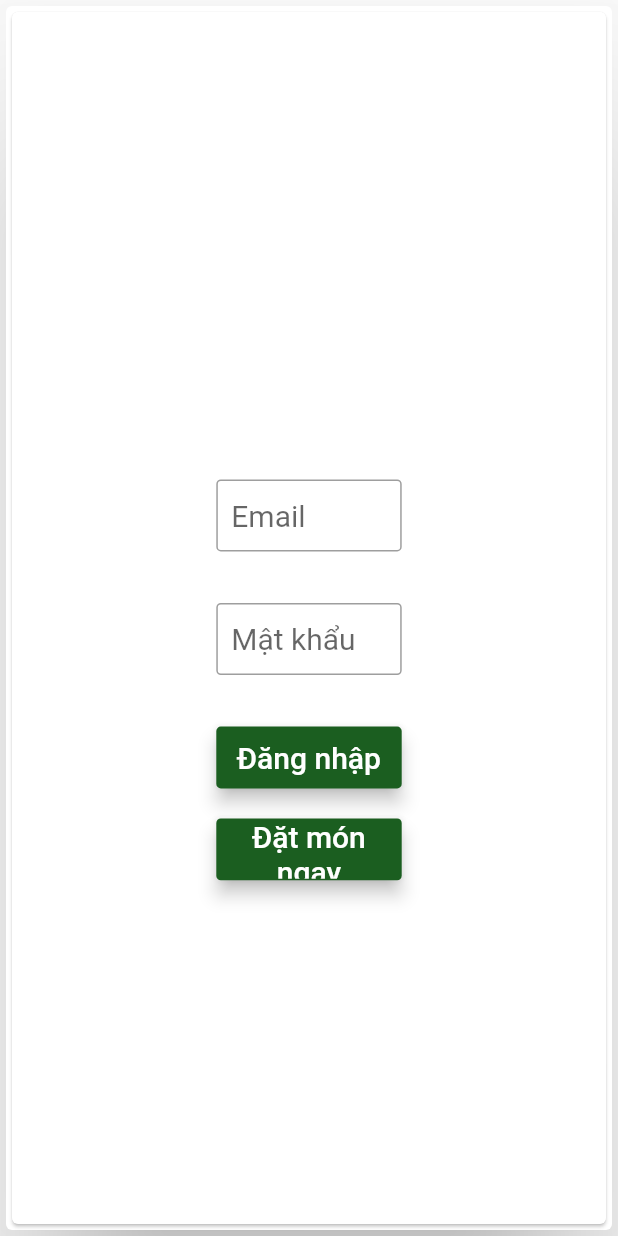
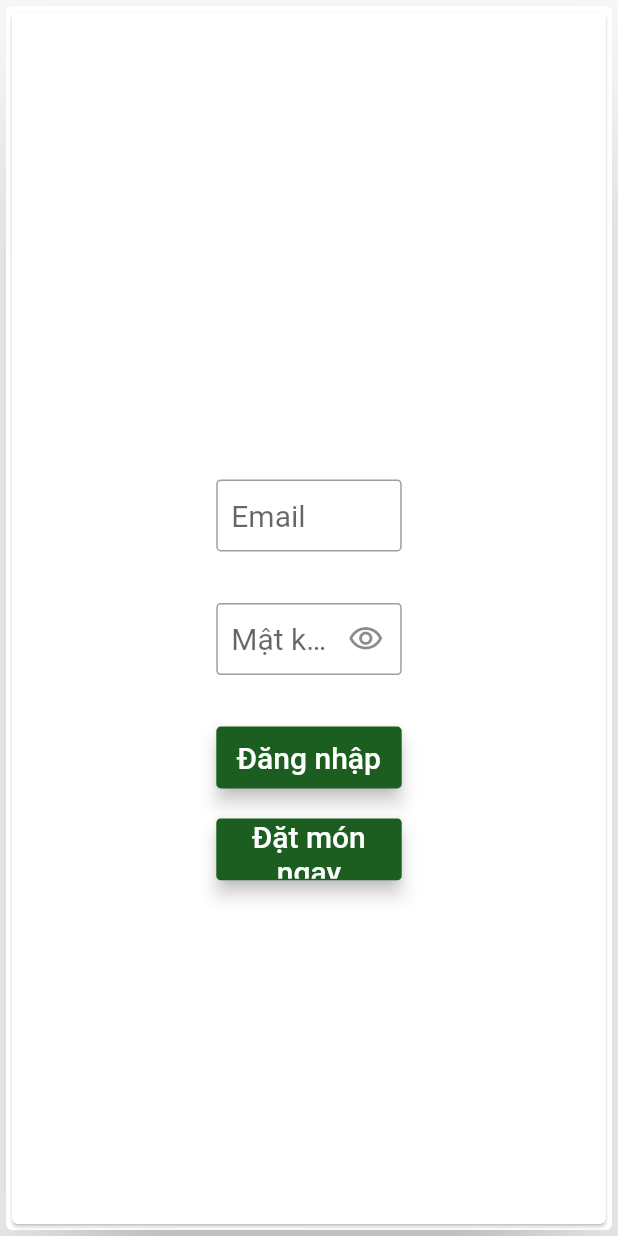
Before and after one commit to r4g3qu1t/cnpm211, a Flutter app: the screen it shows after launch, on a phone screen of 412 x 824 dp. Run offline on Flutter 3.47's test engine with Material 2 defaults, Android fonts, the phone set to English and light mode, and no system bars; missing offline and left inert: dart:html; Roboto replaces fonts that are missing (Montserrat).

Commit message:
try to fix -ms-reveal but ...

```diff
--- a/lib/login.dart
+++ b/lib/login.dart
@@ -1,37 +1,66 @@
+
 import 'package:flutter/material.dart';
 import 'order.dart';
 
 TextStyle style = const TextStyle(fontFamily: 'Montserrat', fontSize: 20.0);
-final emailController = TextEditingController();
-final passwordController = TextEditingController();
+
 bool authenticate() {
   //check emailController.text and passWordController.tẽt
   return true;
 }
 
-Widget loginScreen(BuildContext context) {
+class LoginScreen extends StatefulWidget {
+  const LoginScreen({Key? key}) : super(key: key);
+
+  @override
+  _LoginScreenState createState() => _LoginScreenState();
+}
+
+class _LoginScreenState extends State<LoginScreen> {
+  bool _isObscure = true;
+
+  @override
+  Widget build(BuildContext context) {
     final height = MediaQuery.of(context).size.height;
     final width = MediaQuery.of(context).size.width;
     double _height = height, _width = width;
+
     final emailField = TextField(
       obscureText: false,
       style: style,
-    controller: emailController,
       decoration: InputDecoration(
           contentPadding: const EdgeInsets.fromLTRB(10, 1, 2, 1),
           hintText: "Email",
           fillColor: Colors.green[900],
           border: OutlineInputBorder(borderRadius: BorderRadius.circular(3))),
     );
+
     final passwordField = TextField(
-    obscureText: true,
+      obscureText: _isObscure,
       style: style,
-    controller: passwordController,
       decoration: InputDecoration(
         contentPadding: const EdgeInsets.fromLTRB(10, 1, 2, 1),
         hintText: "Mật khẩu",
-        border: OutlineInputBorder(borderRadius: BorderRadius.circular(3))),
+        suffixIcon: IconButton(
+          icon: Icon(_isObscure
+              ? Icons.visibility_outlined
+              : Icons.visibility_off_outlined),
+          onPressed: () {
+            setState(
+              () {
+                _isObscure = !_isObscure;
+              },
             );
+          },
+        ),
+        border: OutlineInputBorder(
+          borderRadius: BorderRadius.circular(3),
+        ),
+      ),
+    );
+
+
+
     final loginButon = Material(
       elevation: 5.0,
       borderRadius: BorderRadius.circular(3),
@@ -49,6 +78,7 @@ Widget loginScreen(BuildContext context) {
             style: style.copyWith(color: Colors.white)),
       ),
     );
+
     final guestButton = Material(
       elevation: 5.0,
       borderRadius: BorderRadius.circular(3),
@@ -68,6 +98,7 @@ Widget loginScreen(BuildContext context) {
         ),
       ),
     );
+
     return LoginWidget(
         height: _height,
         width: _width,
@@ -75,6 +106,7 @@ Widget loginScreen(BuildContext context) {
         passwordField: passwordField,
         loginButon: loginButon,
         guestButton: guestButton);
+  }
 }
 
 class LoginWidget extends StatelessWidget {
--- a/lib/main.dart
+++ b/lib/main.dart
@@ -1,3 +1,4 @@
+import 'dart:html';
 import 'dart:ui';
 import 'package:cnpm/payment.dart';
 import 'package:flutter/material.dart';
@@ -21,6 +22,7 @@ class MyCustomScrollBehavior extends MaterialScrollBehavior {
 
 class MyApp extends StatelessWidget {
   const MyApp({Key? key}) : super(key: key);
+
   @override
   Widget build(BuildContext context) {
     return ChangeNotifierProvider(
@@ -49,7 +51,7 @@ class MyHomePage extends StatelessWidget {
 
   @override
   Widget build(BuildContext context) {
-    return loginScreen(context);
+    return const LoginScreen();
   }
 }
 
--- a/lib/return_button.dart
+++ b/lib/return_button.dart
@@ -18,8 +18,8 @@ class ReturnButton extends StatelessWidget {
             padding: const EdgeInsets.symmetric(horizontal: 17),
             child: ElevatedButton(
               onPressed: () {
-                Navigator.of(context).push(MaterialPageRoute(
-                    builder: (context) => const MyHomePage()));
+                Navigator.of(context).pop(MaterialPageRoute(
+                    builder: (context) => const MyHomePage(),),);
               },
               child: Padding(
                 padding: const EdgeInsets.symmetric(vertical: 8.0),
```
Also changed, not shown: lib/mobile_return_button.dart (+10 -4 lines), lib/payment.dart (+23 -17 lines), 2 other files. Lines whose indentation alone changed are shown as unchanged.
